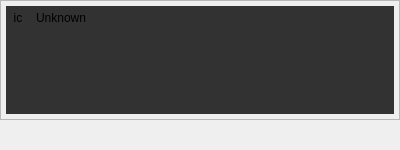
Qt form src/ProfileEditor/graphicsarea/flowcellwidget.ui (karakirimu/AutoBatchTools) before a commit.
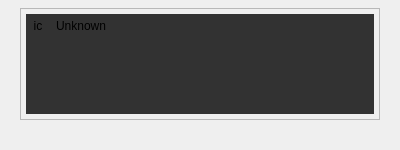
The same form after that commit. Icons and pictures are not drawn.

```diff
--- a/src/ProfileEditor/graphicsarea/flowcellwidget.ui
+++ b/src/ProfileEditor/graphicsarea/flowcellwidget.ui
@@ -27,13 +27,13 @@
     <number>0</number>
    </property>
    <property name="leftMargin">
-    <number>0</number>
+    <number>20</number>
    </property>
    <property name="topMargin">
-    <number>0</number>
+    <number>8</number>
    </property>
    <property name="rightMargin">
-    <number>0</number>
+    <number>20</number>
    </property>
    <property name="bottomMargin">
     <number>0</number>
```
